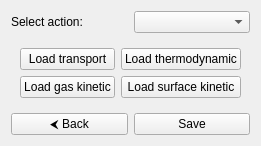
srebughini/ASALI, file GUI/Ubuntu/src/gui/ui/input/chemkin_converter_page.ui: the form before one commit.
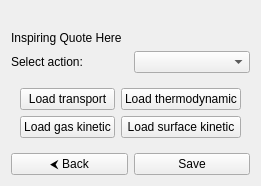
The form after the commit. Icons and pictures are not drawn.

Diff of the .ui file:
```diff
--- a/GUI/Ubuntu/src/gui/ui/input/chemkin_converter_page.ui
+++ b/GUI/Ubuntu/src/gui/ui/input/chemkin_converter_page.ui
@@ -2,6 +2,22 @@
 <ui version="4.0">
     <class>ChemkinConverterInputPage</class>
         <widget class="QWidget" name="ChemkinConverterInputPage">
+            <layout class="QVBoxLayout" name="beerLogoLayout">
+                <item>
+                    <widget class="QLabel" name="logoLabel">
+                        <property name="pixmap">
+                            <pixmap>:images/BigLogo.png</pixmap> <!-- Reference to logo -->
+                        </property>
+                    </widget>
+                </item>
+                <item>
+                    <widget class="QLabel" name="beerQuoteLabel">
+                        <property name="text">
+                            <string>Inspiring Quote Here</string>
+                        </property>
+                    </widget>
+                </item>
+                <item>
             <layout class="QVBoxLayout" name="verticalLayout">
                 <!-- Select action item -->
                 <item>
@@ -91,6 +107,8 @@
                                     <string>Run CHEMKIN editor and Save results</string>
                                 </property>
                             </widget>
+                                </item>
+                            </layout>
                         </item>
                     </layout>
                 </item>
```
Lines whose indentation alone changed are shown as unchanged.
